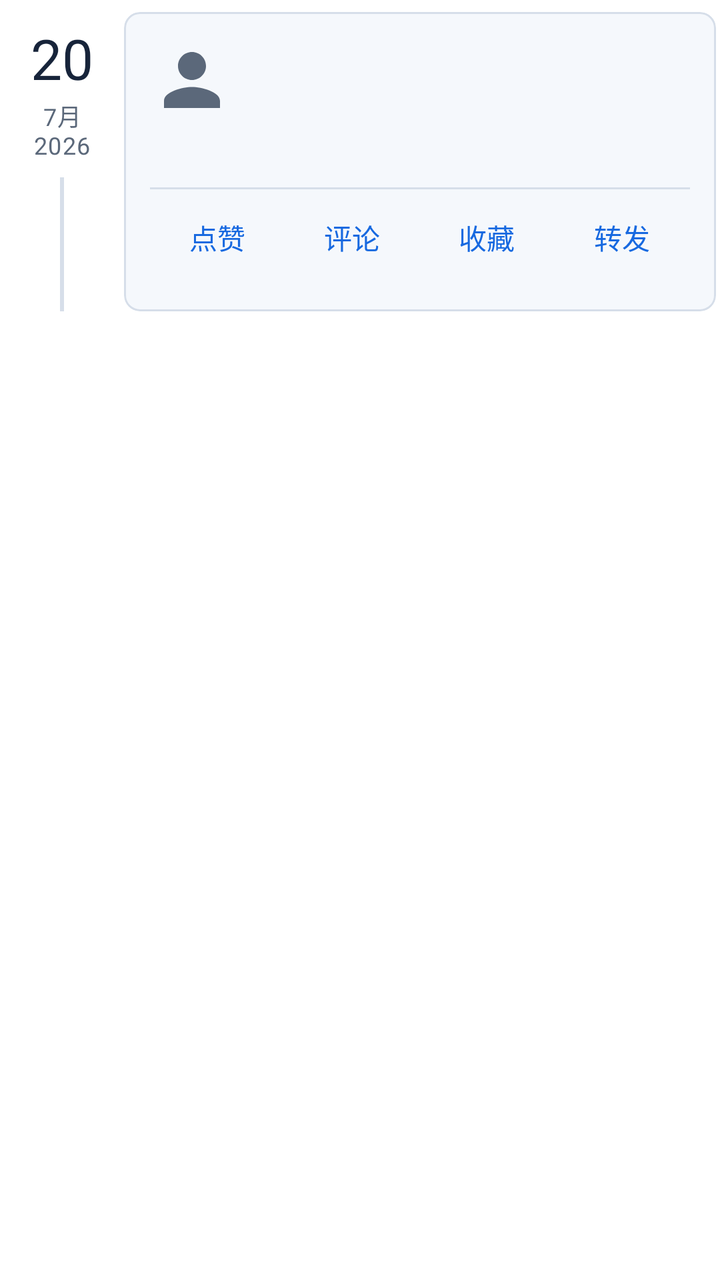
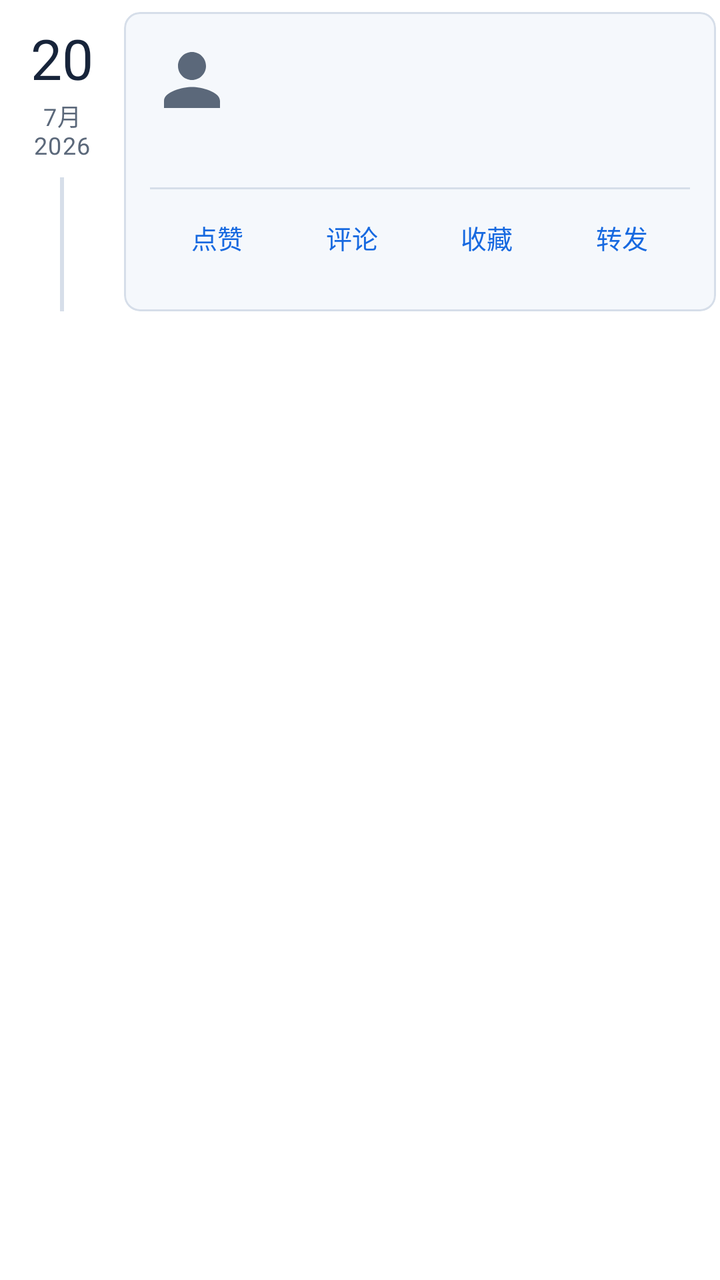

An Android layout rendered at two revisions. The XML below is the earlier revision; the diff shows what the commit changed to produce the second picture.
<!-- AndroidManifest.xml: application theme Theme.Yiyunying -->
<!-- res/layout/item_moment_timeline.xml -->
<?xml version="1.0" encoding="utf-8"?>
<LinearLayout xmlns:android="http://schemas.android.com/apk/res/android"
    xmlns:app="http://schemas.android.com/apk/res-auto"
    android:layout_width="match_parent"
    android:layout_height="wrap_content"
    android:orientation="vertical"
    android:paddingTop="6dp"
    android:paddingBottom="6dp">

    <LinearLayout
        android:layout_width="match_parent"
        android:layout_height="wrap_content"
        android:orientation="horizontal">

    <LinearLayout
        android:layout_width="62dp"
        android:layout_height="match_parent"
        android:gravity="top|center_horizontal"
        android:orientation="vertical"
        android:paddingTop="8dp">

        <TextView
            android:id="@+id/dayText"
            android:layout_width="wrap_content"
            android:layout_height="wrap_content"
            android:includeFontPadding="false"
            android:text="20"
            android:textAppearance="@style/TextAppearance.Material3.HeadlineMedium"
            android:textColor="@color/on_surface" />

        <TextView
            android:id="@+id/monthText"
            android:layout_width="wrap_content"
            android:layout_height="wrap_content"
            android:layout_marginTop="2dp"
            android:gravity="center"
            android:text="7月\n2026"
            android:textAppearance="@style/TextAppearance.Material3.LabelMedium"
            android:textColor="@color/on_surface_variant" />

        <View
            android:layout_width="2dp"
            android:layout_height="0dp"
            android:layout_marginTop="8dp"
            android:layout_weight="1"
            android:background="@color/outline_variant" />
    </LinearLayout>

    <com.google.android.material.card.MaterialCardView
        android:id="@+id/momentCard"
        android:layout_width="0dp"
        android:layout_height="wrap_content"
        android:layout_marginEnd="2dp"
        android:layout_weight="1"
        android:clickable="true"
        android:focusable="true"
        android:foreground="?attr/selectableItemBackground"
        app:cardBackgroundColor="@color/surface_container"
        app:cardCornerRadius="8dp"
        app:cardElevation="0dp"
        app:strokeColor="@color/outline_variant"
        app:strokeWidth="1dp">

        <LinearLayout
            android:layout_width="match_parent"
            android:layout_height="wrap_content"
            android:orientation="vertical"
            android:padding="13dp">

            <TextView
                android:id="@+id/sectionHeader"
                android:layout_width="match_parent"
                android:layout_height="wrap_content"
                android:layout_marginBottom="12dp"
                android:background="@drawable/bg_moment_section_header"
                android:includeFontPadding="false"
                android:paddingStart="12dp"
                android:paddingTop="9dp"
                android:paddingEnd="12dp"
                android:paddingBottom="9dp"
                android:textAppearance="@style/TextAppearance.Material3.TitleSmall"
                android:textColor="@color/on_surface"
                android:visibility="gone" />
            <LinearLayout
                android:layout_width="match_parent"
                android:layout_height="wrap_content"
                android:gravity="center_vertical"
                android:orientation="horizontal">

                <com.google.android.material.imageview.ShapeableImageView
                    android:id="@+id/avatar"
                    android:layout_width="42dp"
                    android:layout_height="42dp"
                    android:contentDescription="用户头像"
                    android:scaleType="centerCrop"
                    app:shapeAppearanceOverlay="@style/ShapeAppearance.Material3.Corner.Full"
                    app:srcCompat="@drawable/ic_person" />

                <LinearLayout
                    android:id="@+id/authorArea"
                    android:layout_width="0dp"
                    android:layout_height="wrap_content"
                    android:layout_marginStart="10dp"
                    android:layout_weight="1"
                    android:orientation="vertical">

                    <TextView
                        android:id="@+id/authorName"
                        android:layout_width="match_parent"
                        android:layout_height="wrap_content"
                        android:ellipsize="end"
                        android:maxLines="1"
                        android:textAppearance="@style/TextAppearance.Material3.TitleMedium"
                        android:textColor="@color/on_surface" />

                    <TextView
                        android:id="@+id/authorTitle"
                        android:layout_width="match_parent"
                        android:layout_height="wrap_content"
                        android:ellipsize="end"
                        android:maxLines="1"
                        android:textAppearance="@style/TextAppearance.Material3.LabelMedium"
                        android:textColor="?attr/colorPrimary"
                        android:visibility="gone" />
                </LinearLayout>

                <TextView
                    android:id="@+id/pinBadge"
                    android:layout_width="wrap_content"
                    android:layout_height="28dp"
                    android:layout_marginStart="6dp"
                    android:background="@drawable/bg_moment_pin_badge"
                    android:gravity="center"
                    android:minWidth="48dp"
                    android:paddingStart="10dp"
                    android:paddingEnd="10dp"
                    android:text="置顶"
                    android:textAppearance="@style/TextAppearance.Material3.LabelMedium"
                    android:textColor="?attr/colorPrimary"
                    android:visibility="gone" />

            </LinearLayout>

            <TextView
                android:id="@+id/contentText"
                android:layout_width="match_parent"
                android:layout_height="wrap_content"
                android:layout_marginTop="10dp"
                android:autoLink="web"
                android:lineSpacingExtra="2dp"
                android:textAppearance="@style/TextAppearance.Material3.BodyLarge"
                android:textColor="@color/on_surface"
                android:visibility="gone" />

            <androidx.recyclerview.widget.RecyclerView
                android:id="@+id/mediaGrid"
                android:layout_width="match_parent"
                android:layout_height="wrap_content"
                android:layout_marginTop="9dp"
                android:nestedScrollingEnabled="false"
                android:overScrollMode="never"
                android:visibility="gone" />

            <LinearLayout
                android:layout_width="match_parent"
                android:layout_height="wrap_content"
                android:layout_marginTop="9dp"
                android:gravity="center_vertical"
                android:orientation="horizontal">

                <TextView
                    android:id="@+id/locationText"
                    android:layout_width="0dp"
                    android:layout_height="wrap_content"
                    android:layout_weight="1"
                    android:background="?attr/selectableItemBackground"
                    android:ellipsize="end"
                    android:gravity="center_vertical"
                    android:maxLines="1"
                    android:minHeight="36dp"
                    android:paddingEnd="8dp"
                    android:textAppearance="@style/TextAppearance.Material3.LabelMedium"
                    android:textColor="?attr/colorPrimary"
                    android:visibility="gone" />

                <TextView
                    android:id="@+id/metaText"
                    android:layout_width="wrap_content"
                    android:layout_height="wrap_content"
                    android:textAppearance="@style/TextAppearance.Material3.LabelSmall"
                    android:textColor="@color/on_surface_variant" />

                <TextView
                    android:id="@+id/detailHint"
                    android:layout_width="wrap_content"
                    android:layout_height="wrap_content"
                    android:layout_marginStart="8dp"
                    android:drawableEnd="@drawable/ic_arrow_right"
                    android:drawablePadding="2dp"
                    android:gravity="center_vertical"
                    android:minHeight="32dp"
                    android:text="查看详情"
                    android:textAppearance="@style/TextAppearance.Material3.LabelMedium"
                    android:textColor="?attr/colorPrimary"
                    android:visibility="gone" />
            </LinearLayout>

            <LinearLayout
                android:id="@+id/likeSummaryArea"
                android:layout_width="match_parent"
                android:layout_height="wrap_content"
                android:clickable="true"
                android:focusable="true"
                android:orientation="vertical"
                android:paddingTop="8dp"
                android:paddingBottom="3dp"
                android:visibility="gone">

                <HorizontalScrollView
                    android:layout_width="match_parent"
                    android:layout_height="wrap_content"
                    android:fillViewport="false"
                    android:overScrollMode="never"
                    android:scrollbars="none">

                    <LinearLayout
                        android:id="@+id/likeAvatarContainer"
                        android:layout_width="wrap_content"
                        android:layout_height="wrap_content"
                        android:gravity="center_vertical"
                        android:orientation="horizontal" />
                </HorizontalScrollView>

                <TextView
                    android:id="@+id/likeSummaryText"
                    android:layout_width="match_parent"
                    android:layout_height="wrap_content"
                    android:layout_marginTop="3dp"
                    android:ellipsize="end"
                    android:maxLines="2"
                    android:textAppearance="@style/TextAppearance.Material3.LabelMedium"
                    android:textColor="?attr/colorPrimary" />
            </LinearLayout>

            <View
                android:layout_width="match_parent"
                android:layout_height="1dp"
                android:layout_marginTop="9dp"
                android:background="@color/outline_variant" />

            <LinearLayout
                android:layout_width="match_parent"
                android:layout_height="48dp"
                android:gravity="center"
                android:orientation="horizontal">

                <com.google.android.material.button.MaterialButton
                    android:id="@+id/momentLikeButton"
                    style="@style/Widget.Material3.Button.TextButton"
                    android:layout_width="0dp"
                    android:layout_height="44dp"
                    android:layout_weight="1"
                    android:minWidth="0dp"
                    android:text="点赞" />

                <com.google.android.material.button.MaterialButton
                    android:id="@+id/momentCommentButton"
                    style="@style/Widget.Material3.Button.TextButton"
                    android:layout_width="0dp"
                    android:layout_height="44dp"
                    android:layout_weight="1"
                    android:minWidth="0dp"
                    android:text="评论" />

                <com.google.android.material.button.MaterialButton
                    android:id="@+id/momentFavoriteButton"
                    style="@style/Widget.Material3.Button.TextButton"
                    android:layout_width="0dp"
                    android:layout_height="44dp"
                    android:layout_weight="1"
                    android:minWidth="0dp"
                    android:text="收藏" />

                <com.google.android.material.button.MaterialButton
                    android:id="@+id/momentForwardButton"
                    style="@style/Widget.Material3.Button.TextButton"
                    android:layout_width="0dp"
                    android:layout_height="44dp"
                    android:layout_weight="1"
                    android:minWidth="0dp"
                    android:text="转发" />

                <com.google.android.material.button.MaterialButton
                    android:id="@+id/moreButton"
                    style="@style/Widget.Material3.Button.IconButton"
                    android:layout_width="44dp"
                    android:layout_height="44dp"
                    android:contentDescription="动态操作"
                    android:visibility="gone"
                    app:icon="@drawable/ic_more"
                    app:iconTint="@color/on_surface_variant" />
            </LinearLayout>
        </LinearLayout>
    </com.google.android.material.card.MaterialCardView>

    </LinearLayout>

    <View
        android:id="@+id/pinDivider"
        android:layout_width="match_parent"
        android:layout_height="1dp"
        android:layout_marginStart="62dp"
        android:layout_marginTop="6dp"
        android:layout_marginEnd="2dp"
        android:background="@color/outline_variant"
        android:visibility="gone" />
</LinearLayout>
<!-- resources referenced by this layout -->
<resources>
  <color name="on_surface">#17243A</color>
  <color name="on_surface_variant">#5B687A</color>
  <color name="outline_variant">#D6DEE9</color>
  <color name="surface_container">#F5F8FC</color>
  <!-- drawable bg_moment_pin_badge (drawable) -->
  <?xml version="1.0" encoding="utf-8"?>
  <shape xmlns:android="http://schemas.android.com/apk/res/android"
      android:shape="rectangle">
      <solid android:color="@color/primary_container" />
      <corners android:radius="14dp" />
      <stroke
          android:width="1dp"
          android:color="@color/outline_variant" />
  </shape>
  <!-- drawable bg_moment_section_header (drawable) -->
  <?xml version="1.0" encoding="utf-8"?>
  <shape xmlns:android="http://schemas.android.com/apk/res/android" android:shape="rectangle">
      <solid android:color="@color/surface_container_high" />
      <stroke android:width="1dp" android:color="@color/outline_variant" />
      <corners android:radius="8dp" />
  </shape>
  <!-- drawable ic_arrow_right (drawable) -->
  <vector xmlns:android="http://schemas.android.com/apk/res/android"
      android:width="24dp" android:height="24dp" android:viewportWidth="24" android:viewportHeight="24">
      <path android:fillColor="@android:color/white" android:pathData="M8.59,16.59L13.17,12 8.59,7.41 10,6l6,6 -6,6z" />
  </vector>
  <!-- drawable ic_more (drawable) -->
  <vector xmlns:android="http://schemas.android.com/apk/res/android" android:width="24dp" android:height="24dp" android:viewportWidth="24" android:viewportHeight="24">
      <path android:fillColor="@color/on_surface_variant" android:pathData="M12,8c1.1,0 2,-0.9 2,-2s-0.9,-2 -2,-2 -2,0.9 -2,2 0.9,2 2,2zM12,10c-1.1,0 -2,0.9 -2,2s0.9,2 2,2 2,-0.9 2,-2 -0.9,-2 -2,-2zM12,16c-1.1,0 -2,0.9 -2,2s0.9,2 2,2 2,-0.9 2,-2 -0.9,-2 -2,-2z" />
  </vector>
  <!-- drawable ic_person (drawable) -->
  <vector xmlns:android="http://schemas.android.com/apk/res/android" android:width="24dp" android:height="24dp" android:viewportWidth="24" android:viewportHeight="24">
      <path android:fillColor="@color/on_surface_variant" android:pathData="M12,12c2.21,0 4,-1.79 4,-4s-1.79,-4 -4,-4 -4,1.79 -4,4 1.79,4 4,4zM12,14c-2.67,0 -8,1.34 -8,4v2h16v-2c0,-2.66 -5.33,-4 -8,-4z" />
  </vector>
  <style name="Theme.Yiyunying" parent="Theme.Yiyunying.Base" />
  <color name="primary_container">#E8F1FF</color>
  <color name="surface_container_high">#EAF0F7</color>
  <color name="primary">#1769E0</color>
  <color name="on_primary">#FFFFFF</color>
  <color name="on_primary_container">#123A72</color>
  <color name="secondary">#4B78B8</color>
  <color name="on_secondary">#FFFFFF</color>
  <color name="secondary_container">#EAF2FF</color>
  <color name="tertiary">#476DA5</color>
  <color name="error">#BA1A1A</color>
  <color name="surface">#FFFFFF</color>
  <color name="outline">#AAB7C8</color>
  <style name="Widget.Yiyunying.Card" parent="Widget.Material3.CardView.Elevated">
          <item name="cardCornerRadius">8dp</item>
          <item name="cardElevation">1dp</item>
          <item name="cardBackgroundColor">@color/glass_surface</item>
          <item name="strokeColor">@color/glass_outline</item>
          <item name="strokeWidth">1dp</item>
      </style>
  <style name="Widget.Yiyunying.Button" parent="Widget.Material3.Button">
          <item name="cornerRadius">8dp</item>
          <item name="android:minHeight">48dp</item>
          <item name="android:textAllCaps">false</item>
      </style>
  <color name="glass_surface">#E8FFFFFF</color>
  <color name="glass_outline">#80C4CFDD</color>
  <!-- unchanged entries left out for length: 1 -->
</resources>

<!-- the commit's change to res/layout/item_moment_timeline.xml (unified diff, before → after) -->
@@ -258,43 +258,95 @@
                     android:id="@+id/momentLikeButton"
                     style="@style/Widget.Material3.Button.TextButton"
                     android:layout_width="0dp"
-                    android:layout_height="44dp"
-                    android:layout_weight="1"
+                    android:layout_height="48dp"
+                    android:layout_weight="1"
+                    android:ellipsize="end"
+                    android:gravity="center"
+                    android:includeFontPadding="false"
+                    android:insetBottom="0dp"
+                    android:insetLeft="0dp"
+                    android:insetRight="0dp"
+                    android:insetTop="0dp"
+                    android:maxLines="1"
+                    android:minHeight="0dp"
                     android:minWidth="0dp"
+                    android:paddingStart="2dp"
+                    android:paddingEnd="2dp"
+                    android:singleLine="true"
+                    android:textSize="13sp"
                     android:text="点赞" />
 
                 <com.google.android.material.button.MaterialButton
                     android:id="@+id/momentCommentButton"
                     style="@style/Widget.Material3.Button.TextButton"
                     android:layout_width="0dp"
-                    android:layout_height="44dp"
-                    android:layout_weight="1"
+                    android:layout_height="48dp"
+                    android:layout_weight="1"
+                    android:ellipsize="end"
+                    android:gravity="center"
+                    android:includeFontPadding="false"
+                    android:insetBottom="0dp"
+                    android:insetLeft="0dp"
+                    android:insetRight="0dp"
+                    android:insetTop="0dp"
+                    android:maxLines="1"
+                    android:minHeight="0dp"
                     android:minWidth="0dp"
+                    android:paddingStart="2dp"
+                    android:paddingEnd="2dp"
+                    android:singleLine="true"
+                    android:textSize="13sp"
                     android:text="评论" />
 
                 <com.google.android.material.button.MaterialButton
                     android:id="@+id/momentFavoriteButton"
                     style="@style/Widget.Material3.Button.TextButton"
                     android:layout_width="0dp"
-                    android:layout_height="44dp"
-                    android:layout_weight="1"
+                    android:layout_height="48dp"
+                    android:layout_weight="1"
+                    android:ellipsize="end"
+                    android:gravity="center"
+                    android:includeFontPadding="false"
+                    android:insetBottom="0dp"
+                    android:insetLeft="0dp"
+                    android:insetRight="0dp"
+                    android:insetTop="0dp"
+                    android:maxLines="1"
+                    android:minHeight="0dp"
                     android:minWidth="0dp"
+                    android:paddingStart="2dp"
+                    android:paddingEnd="2dp"
+                    android:singleLine="true"
+                    android:textSize="13sp"
                     android:text="收藏" />
 
                 <com.google.android.material.button.MaterialButton
                     android:id="@+id/momentForwardButton"
                     style="@style/Widget.Material3.Button.TextButton"
                     android:layout_width="0dp"
-                    android:layout_height="44dp"
-                    android:layout_weight="1"
+                    android:layout_height="48dp"
+                    android:layout_weight="1"
+                    android:ellipsize="end"
+                    android:gravity="center"
+                    android:includeFontPadding="false"
+                    android:insetBottom="0dp"
+                    android:insetLeft="0dp"
+                    android:insetRight="0dp"
+                    android:insetTop="0dp"
+                    android:maxLines="1"
+                    android:minHeight="0dp"
                     android:minWidth="0dp"
+                    android:paddingStart="2dp"
+                    android:paddingEnd="2dp"
+                    android:singleLine="true"
+                    android:textSize="13sp"
                     android:text="转发" />
 
                 <com.google.android.material.button.MaterialButton
                     android:id="@+id/moreButton"
                     style="@style/Widget.Material3.Button.IconButton"
                     android:layout_width="44dp"
-                    android:layout_height="44dp"
+                    android:layout_height="48dp"
                     android:contentDescription="动态操作"
                     android:visibility="gone"
                     app:icon="@drawable/ic_more"
